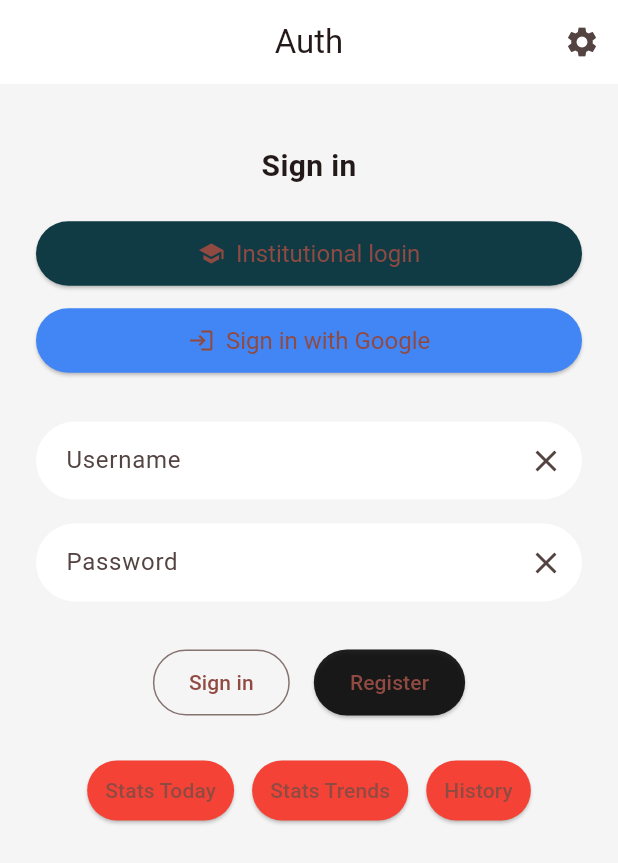
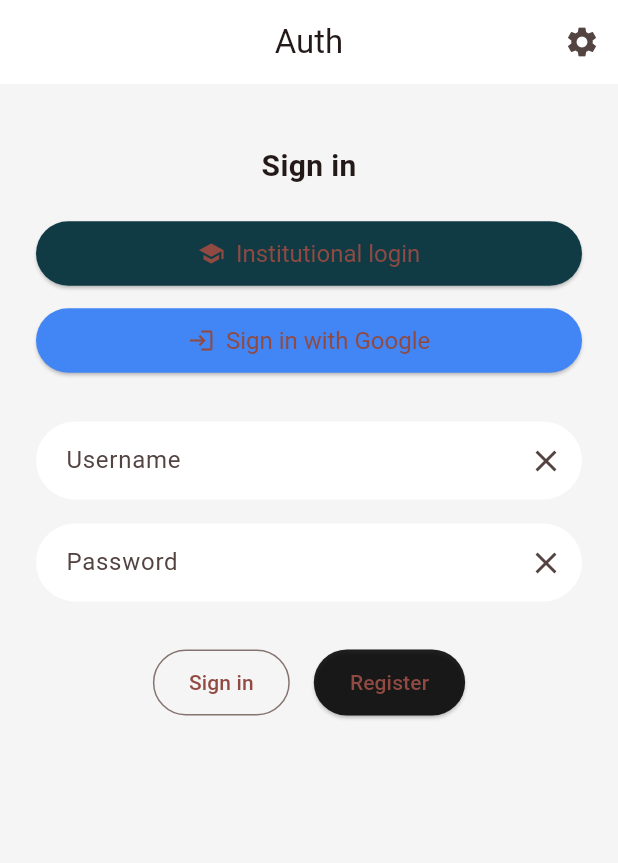
Before and after one commit to LD-UO/SEG4105-POC, a Flutter app: the screen it shows after launch, on a phone screen of 412 x 824 dp. Shown: the top 863 px of the screen. Run offline on Flutter 3.47's test engine with Material 3 defaults, Android fonts, the phone set to English and light mode, and no system bars; our stand-ins replace fl_chart, image_picker, percent_indicator.

Commit message:
removed unneede buttons

```diff
--- a/flutter_app/lib/auth_screen.dart
+++ b/flutter_app/lib/auth_screen.dart
@@ -181,36 +181,36 @@ class _AuthScreenState extends State<AuthScreen> {
                 ),
               ],
             ),
-            const SizedBox(height: 24),
-            Wrap(
-              spacing: 12,
-              children: [
-                ElevatedButton(
-                  onPressed: _goToStatsToday,
-                  style: ElevatedButton.styleFrom(
-                    backgroundColor: Colors.red,
-                    padding: const EdgeInsets.symmetric(horizontal: 12, vertical: 10),
-                  ),
-                  child: const Text('Stats Today'),
-                ),
-                ElevatedButton(
-                  onPressed: _goToStatsTrends,
-                  style: ElevatedButton.styleFrom(
-                    backgroundColor: Colors.red,
-                    padding: const EdgeInsets.symmetric(horizontal: 12, vertical: 10),
-                  ),
-                  child: const Text('Stats Trends'),
-                ),
-                ElevatedButton(
-                  onPressed: _goToHistory,
-                  style: ElevatedButton.styleFrom(
-                    backgroundColor: Colors.red,
-                    padding: const EdgeInsets.symmetric(horizontal: 12, vertical: 10),
-                  ),
-                  child: const Text('History'),
-                ),
-              ],
-            ),
+            // const SizedBox(height: 24),
+            // Wrap(
+            //   spacing: 12,
+            //   children: [
+            //     ElevatedButton(
+            //       onPressed: _goToStatsToday,
+            //       style: ElevatedButton.styleFrom(
+            //         backgroundColor: Colors.red,
+            //         padding: const EdgeInsets.symmetric(horizontal: 12, vertical: 10),
+            //       ),
+            //       child: const Text('Stats Today'),
+            //     ),
+            //     ElevatedButton(
+            //       onPressed: _goToStatsTrends,
+            //       style: ElevatedButton.styleFrom(
+            //         backgroundColor: Colors.red,
+            //         padding: const EdgeInsets.symmetric(horizontal: 12, vertical: 10),
+            //       ),
+            //       child: const Text('Stats Trends'),
+            //     ),
+            //     ElevatedButton(
+            //       onPressed: _goToHistory,
+            //       style: ElevatedButton.styleFrom(
+            //         backgroundColor: Colors.red,
+            //         padding: const EdgeInsets.symmetric(horizontal: 12, vertical: 10),
+            //       ),
+            //       child: const Text('History'),
+            //     ),
+            //   ],
+            // ),
           ],
         ),
       ),
```
